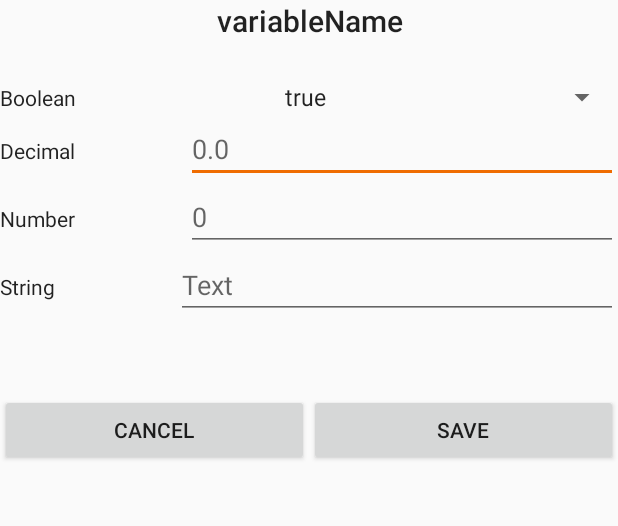
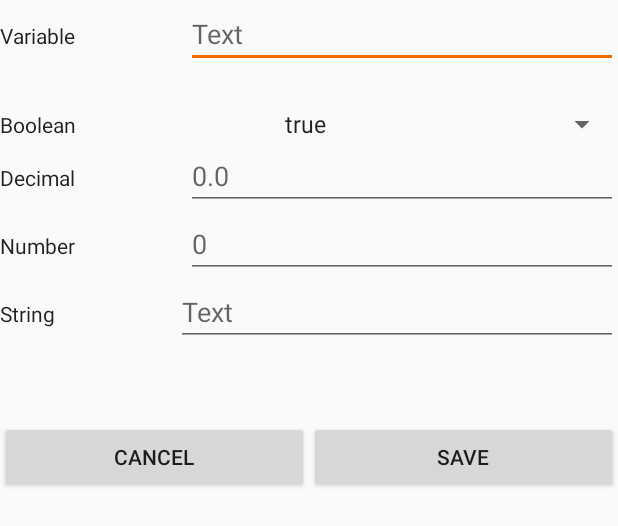
Before and after one commit to TimeCrafters/TimeCraftersActionsConfigurator, an Android app: the layout dialog_edit_variable.xml on its own in the app's theme, with its tools: preview values and no code run, on a phone screen of 412 x 824 dp. Shown: the top 526 px of the screen. Run offline under Robolectric (Android 15) with nearby library versions, the phone set to English and light mode, and no system bars.

Commit message:
Variable's can now be renamed!

```diff
--- a/app/src/main/java/org/timecrafters/timecraftersactionconfigurator/MainActivity.java
+++ b/app/src/main/java/org/timecrafters/timecraftersactionconfigurator/MainActivity.java
@@ -47,7 +47,7 @@ public class MainActivity extends AppCompatActivity {
 
   @Override
   protected void onCreate(Bundle savedInstanceState) {
-    this.instance = this;
+    MainActivity.instance = this;
     this.dataStructs = new ArrayList<>();
 
     super.onCreate(savedInstanceState);
--- a/app/src/main/res/layout/dialog_edit_variable.xml
+++ b/app/src/main/res/layout/dialog_edit_variable.xml
@@ -14,13 +14,30 @@
             android:layout_height="wrap_content"
             android:orientation="vertical">
 
-            <TextView
-                android:id="@+id/variableName"
+            <LinearLayout
+                android:id="@+id/variableNameEditor"
                 android:layout_width="match_parent"
-                android:layout_height="wrap_content"
-                android:text="variableName"
-                android:textAlignment="center"
-                android:textAppearance="@style/TextAppearance.AppCompat.Title" />
+                android:layout_height="match_parent"
+                android:orientation="horizontal">
+
+                <TextView
+                    android:id="@+id/textView11"
+                    android:layout_width="wrap_content"
+                    android:layout_height="wrap_content"
+                    android:layout_weight="1"
+                    android:text="Variable"
+                    android:textAppearance="@style/TextAppearance.AppCompat" />
+
+                <EditText
+                    android:id="@+id/variableName"
+                    android:layout_width="wrap_content"
+                    android:layout_height="wrap_content"
+                    android:layout_weight="1"
+                    android:ems="10"
+                    android:hint="Text"
+                    android:inputType="textPersonName"
+                    android:singleLine="true" />
+            </LinearLayout>
 
             <LinearLayout
                 android:layout_width="match_parent"
```
Also changed, not shown: app/src/main/java/org/timecrafters/timecraftersactionconfigurator/EditActivity.java (+6 -2 lines), app/src/main/java/org/timecrafters/timecraftersactionconfigurator/editSupport/EditDialog.java (+16 -4 lines).
